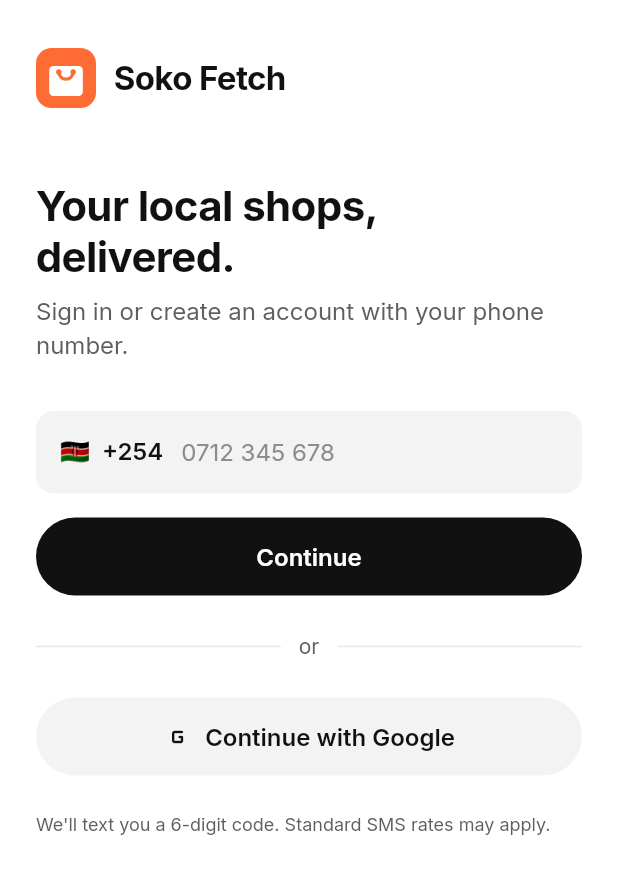
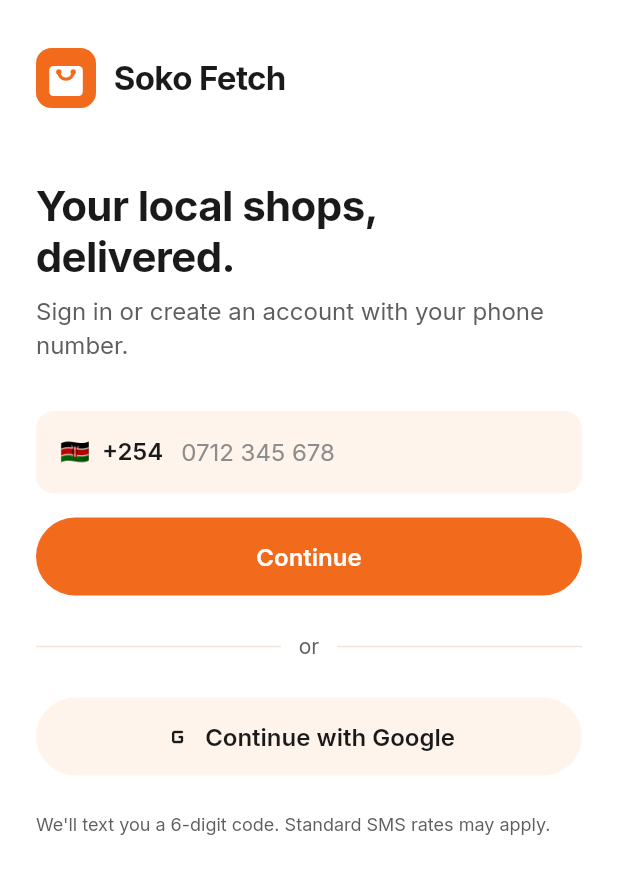
Before and after one commit to Starksido/SokoFetch, a Flutter app: the screen it shows after launch, on a phone screen of 412 x 824 dp. Shown: the top 874 px of the screen. Run offline on Flutter 3.47's test engine with Material 3 defaults, Android fonts, the phone set to English and light mode, and no system bars; our stand-ins replace audioplayers, cached_network_image, dio, fl_chart, flutter_rating_bar, flutter_riverpod and 11 more.

Commit message:
Orange-led colour scheme
Feedback: not enough brand colour. Main buttons, selected tabs, chips,
progress, focus and switches now use Soko Fetch orange #F26B1D; text
buttons and outlines deep orange #C2410C; panels, inputs and chips warm
cream #FFF4EC; text #1A1A1A. App icon and launch screen use the same
orange.

Co-Authored-By: Claude Opus 5.5 <noreply@anthropic.com>

```diff
--- a/apps/soko_fetch/lib/core/design/tokens.dart
+++ b/apps/soko_fetch/lib/core/design/tokens.dart
@@ -1,24 +1,29 @@
 import 'package:flutter/material.dart';
 
-/// Design tokens. A neutral base (white surfaces, near-black ink) with Soko
-/// Fetch orange as the only accent; status colours only for status.
+/// Design tokens. Orange-led: Soko Fetch orange for main buttons, selected
+/// states and highlights; white background, warm cream panels, near-black
+/// text. Status colours only for status.
 abstract final class SfColors {
-  // Ink (text, primary buttons, selected navigation)
-  static const ink = Color(0xFF111111);
+  // Brand: main buttons, selected tabs/chips, progress, focus
+  static const brand = Color(0xFFF26B1D);
+  static const onBrand = Color(0xFFFFFFFF);
+
+  // Ink (text)
+  static const ink = Color(0xFF1A1A1A);
   static const inkMuted = Color(0xFF5E5E5E); // Secondary text
   static const inkFaint = Color(0xFF8C8C8C); // Hints, captions, disabled
 
   // Surfaces
   static const surface = Color(0xFFFFFFFF);
-  static const surface2 = Color(0xFFF3F3F3); // Inputs, chips, grey bands
-  static const surface3 = Color(0xFFE8E8E8); // Dividers, pressed, skeletons
+  static const surface2 = Color(0xFFFFF4EC); // Warm cream: inputs, chips, panels
+  static const surface3 = Color(0xFFF1E4DA); // Dividers, pressed, skeletons
   static const scrim = Color(0x66000000);
 
-  // Brand accent: fills and badges. Use [accentStrong] for orange text on
-  // white (4.5:1 contrast); [accentSoft] for tinted backgrounds.
-  static const accent = Color(0xFFFF6B35);
+  // Orange for fills and badges (= brand). Use [accentStrong] for orange
+  // text on white (4.5:1 contrast); [accentSoft] for tinted backgrounds.
+  static const accent = brand;
   static const accentStrong = Color(0xFFC2410C);
-  static const accentSoft = Color(0xFFFFEDE5);
+  static const accentSoft = Color(0xFFFFE8D9);
 
   // Status
   static const success = Color(0xFF0E8345);
--- a/apps/soko_fetch/lib/core/theme.dart
+++ b/apps/soko_fetch/lib/core/theme.dart
@@ -35,10 +35,10 @@ class AppTheme {
   static ThemeData get light {
     final text = sfTextTheme();
     const scheme = ColorScheme.light(
-      primary: SfColors.ink,
-      onPrimary: Colors.white,
-      secondary: SfColors.accent,
-      onSecondary: SfColors.ink,
+      primary: SfColors.brand,
+      onPrimary: SfColors.onBrand,
+      secondary: SfColors.accentStrong,
+      onSecondary: SfColors.onBrand,
       tertiary: SfColors.success,
       surface: SfColors.surface,
       onSurface: SfColors.ink,
@@ -76,8 +76,8 @@ class AppTheme {
       ),
       elevatedButtonTheme: ElevatedButtonThemeData(
         style: ElevatedButton.styleFrom(
-          backgroundColor: SfColors.ink,
-          foregroundColor: Colors.white,
+          backgroundColor: SfColors.brand,
+          foregroundColor: SfColors.onBrand,
           disabledBackgroundColor: SfColors.surface3,
           disabledForegroundColor: SfColors.inkFaint,
           minimumSize: const Size(64, 52),
@@ -99,24 +99,24 @@ class AppTheme {
       ),
       outlinedButtonTheme: OutlinedButtonThemeData(
         style: OutlinedButton.styleFrom(
-          foregroundColor: SfColors.ink,
+          foregroundColor: SfColors.accentStrong,
           minimumSize: const Size(64, 52),
           padding: const EdgeInsets.symmetric(horizontal: SfSpace.lg),
-          side: const BorderSide(color: SfColors.ink),
+          side: const BorderSide(color: SfColors.brand),
           shape: pill,
           textStyle: text.labelLarge,
         ),
       ),
       textButtonTheme: TextButtonThemeData(
         style: TextButton.styleFrom(
-          foregroundColor: SfColors.ink,
+          foregroundColor: SfColors.accentStrong,
           shape: pill,
           textStyle: text.labelMedium,
         ),
       ),
       floatingActionButtonTheme: const FloatingActionButtonThemeData(
-        backgroundColor: SfColors.ink,
-        foregroundColor: Colors.white,
+        backgroundColor: SfColors.brand,
+        foregroundColor: SfColors.onBrand,
         elevation: 2,
         shape: StadiumBorder(),
       ),
@@ -134,7 +134,7 @@ class AppTheme {
         enabledBorder: inputBorder,
         disabledBorder: inputBorder,
         focusedBorder: inputBorder.copyWith(
-            borderSide: const BorderSide(color: SfColors.ink, width: 2)),
+            borderSide: const BorderSide(color: SfColors.brand, width: 2)),
         errorBorder: inputBorder.copyWith(
             borderSide: const BorderSide(color: SfColors.danger)),
         focusedErrorBorder: inputBorder.copyWith(
@@ -151,14 +151,14 @@ class AppTheme {
       ),
       chipTheme: ChipThemeData(
         backgroundColor: SfColors.surface2,
-        selectedColor: SfColors.ink,
+        selectedColor: SfColors.brand,
         disabledColor: SfColors.surface2,
         side: BorderSide.none,
         shape: pill,
         showCheckmark: false,
         labelStyle: text.labelMedium!.copyWith(
           color: WidgetStateColor.resolveWith((s) =>
-              s.contains(WidgetState.selected) ? Colors.white : SfColors.ink),
+              s.contains(WidgetState.selected) ? SfColors.onBrand : SfColors.ink),
         ),
         padding: const EdgeInsets.symmetric(
             horizontal: SfSpace.sm, vertical: SfSpace.xs),
@@ -170,21 +170,21 @@ class AppTheme {
         elevation: 0,
         height: 64,
         iconTheme: _byState(
-          const IconThemeData(color: SfColors.ink, size: 26),
+          const IconThemeData(color: SfColors.brand, size: 26),
           const IconThemeData(color: SfColors.inkFaint, size: 26),
         ),
         labelTextStyle: _byState(
-          text.labelSmall!.copyWith(color: SfColors.ink),
+          text.labelSmall!.copyWith(color: SfColors.brand),
           text.labelSmall!.copyWith(
               color: SfColors.inkFaint, fontWeight: FontWeight.w500),
         ),
       ),
       navigationRailTheme: NavigationRailThemeData(
         backgroundColor: SfColors.surface,
-        indicatorColor: SfColors.surface2,
-        selectedIconTheme: const IconThemeData(color: SfColors.ink),
+        indicatorColor: SfColors.accentSoft,
+        selectedIconTheme: const IconThemeData(color: SfColors.brand),
         unselectedIconTheme: const IconThemeData(color: SfColors.inkFaint),
-        selectedLabelTextStyle: text.labelSmall!.copyWith(color: SfColors.ink),
+        selectedLabelTextStyle: text.labelSmall!.copyWith(color: SfColors.brand),
         unselectedLabelTextStyle:
             text.labelSmall!.copyWith(color: SfColors.inkFaint),
       ),
@@ -193,7 +193,7 @@ class AppTheme {
         unselectedLabelColor: SfColors.inkFaint,
         labelStyle: text.labelMedium,
         unselectedLabelStyle: text.labelMedium,
-        indicatorColor: SfColors.ink,
+        indicatorColor: SfColors.brand,
         indicatorSize: TabBarIndicatorSize.label,
         dividerColor: SfColors.surface3,
       ),
@@ -221,18 +221,18 @@ class AppTheme {
       ),
       switchTheme: SwitchThemeData(
         thumbColor: const WidgetStatePropertyAll(Colors.white),
-        trackColor: _byState(SfColors.ink, SfColors.surface3),
+        trackColor: _byState(SfColors.brand, SfColors.surface3),
         trackOutlineColor: const WidgetStatePropertyAll(Colors.transparent),
       ),
       checkboxTheme: CheckboxThemeData(
-        fillColor: _byState(SfColors.ink, Colors.transparent),
+        fillColor: _byState(SfColors.brand, Colors.transparent),
         shape: const RoundedRectangleBorder(
             borderRadius: BorderRadius.all(Radius.circular(4))),
       ),
       radioTheme: RadioThemeData(
-          fillColor: _byState(SfColors.ink, SfColors.inkFaint)),
+          fillColor: _byState(SfColors.brand, SfColors.inkFaint)),
       progressIndicatorTheme: const ProgressIndicatorThemeData(
-        color: SfColors.ink,
+        color: SfColors.brand,
         linearTrackColor: SfColors.surface3,
         circularTrackColor: Colors.transparent,
       ),
--- a/apps/soko_fetch/lib/features/auth/otp_screen.dart
+++ b/apps/soko_fetch/lib/features/auth/otp_screen.dart
@@ -127,7 +127,7 @@ class _OtpScreenState extends ConsumerState<OtpScreen> {
                     defaultPinTheme: pinTheme,
                     focusedPinTheme: pinTheme.copyDecorationWith(
                       color: SfColors.surface,
-                      border: Border.all(color: SfColors.ink, width: 2),
+                      border: Border.all(color: SfColors.brand, width: 2),
                     ),
                     errorPinTheme: pinTheme.copyDecorationWith(
                       border: Border.all(color: SfColors.danger, width: 2),
--- a/apps/soko_fetch/lib/features/customer/screens/browse/browse_screen.dart
+++ b/apps/soko_fetch/lib/features/customer/screens/browse/browse_screen.dart
@@ -68,7 +68,7 @@ class BrowseScreenState extends ConsumerState<BrowseScreen> {
                     borderRadius: SfRadius.pillAll, borderSide: BorderSide.none),
                 focusedBorder: const OutlineInputBorder(
                     borderRadius: SfRadius.pillAll,
-                    borderSide: BorderSide(color: SfColors.ink, width: 2)),
+                    borderSide: BorderSide(color: SfColors.brand, width: 2)),
                 suffixIcon: searching
                     ? IconButton(
                         tooltip: 'Clear',
--- a/apps/soko_fetch/lib/features/customer/screens/checkout/checkout_screen.dart
+++ b/apps/soko_fetch/lib/features/customer/screens/checkout/checkout_screen.dart
@@ -159,7 +159,7 @@ class _CheckoutScreenState extends ConsumerState<CheckoutScreen> {
               leading: _RoundIcon(Icons.phone_iphone_rounded),
               title: 'M-Pesa',
               subtitle: "You'll approve the payment on your phone",
-              trailing: Icon(Icons.check_circle_rounded, color: SfColors.ink),
+              trailing: Icon(Icons.check_circle_rounded, color: SfColors.brand),
             ),
             // Card stays hidden until card payments are verified server-side
             const SizedBox(height: SfSpace.sm),
--- a/apps/soko_fetch/lib/features/customer/screens/checkout/mpesa_payment_screen.dart
+++ b/apps/soko_fetch/lib/features/customer/screens/checkout/mpesa_payment_screen.dart
@@ -198,14 +198,14 @@ class _Steps extends StatelessWidget {
               Container(
                 height: 4,
                 decoration: BoxDecoration(
-                  color: i <= step ? SfColors.ink : SfColors.surface3,
+                  color: i <= step ? SfColors.brand : SfColors.surface3,
                   borderRadius: SfRadius.pillAll,
                 ),
               ),
               const SizedBox(height: SfSpace.xs),
               Text(labels[i],
                   style: text.labelSmall!.copyWith(
-                      color: i <= step ? SfColors.ink : SfColors.inkFaint)),
+                      color: i <= step ? SfColors.accentStrong : SfColors.inkFaint)),
             ]),
           ),
         ),
--- a/apps/soko_fetch/lib/features/customer/screens/home/home_screen.dart
+++ b/apps/soko_fetch/lib/features/customer/screens/home/home_screen.dart
@@ -290,11 +290,12 @@ class _CategoryRail extends StatelessWidget {
                 width: 56,
                 height: 56,
                 decoration: BoxDecoration(
-                  color: isSelected ? SfColors.ink : SfColors.surface2,
+                  color: isSelected ? SfColors.brand : SfColors.surface2,
                   shape: BoxShape.circle,
                 ),
                 child: Icon(icon,
-                    color: isSelected ? Colors.white : SfColors.ink, size: 26),
+                    color: isSelected ? SfColors.onBrand : SfColors.accentStrong,
+                    size: 26),
               ),
               const SizedBox(height: SfSpace.xs),
               Text(label,
--- a/apps/soko_fetch/lib/features/customer/screens/tracking/tracking_screen.dart
+++ b/apps/soko_fetch/lib/features/customer/screens/tracking/tracking_screen.dart
@@ -367,7 +367,7 @@ class _Progress extends StatelessWidget {
               height: 4,
               margin: EdgeInsets.only(right: i < 3 ? SfSpace.xxs : 0),
               decoration: BoxDecoration(
-                color: i <= step ? SfColors.ink : SfColors.surface3,
+                color: i <= step ? SfColors.brand : SfColors.surface3,
                 borderRadius: SfRadius.pillAll,
               ),
             ),
--- a/apps/soko_fetch/lib/features/customer/widgets/address_sheet.dart
+++ b/apps/soko_fetch/lib/features/customer/widgets/address_sheet.dart
@@ -122,7 +122,7 @@ class _AddressTile extends StatelessWidget {
                   overflow: TextOverflow.ellipsis),
             ]),
           ),
-          if (selected) const Icon(Icons.check_rounded, color: SfColors.ink),
+          if (selected) const Icon(Icons.check_rounded, color: SfColors.brand),
         ]),
       ),
     );
```
Also changed, not shown: apps/soko_fetch/lib/features/auth/role_picker_screen.dart (+4 -4 lines), 8 other files.
